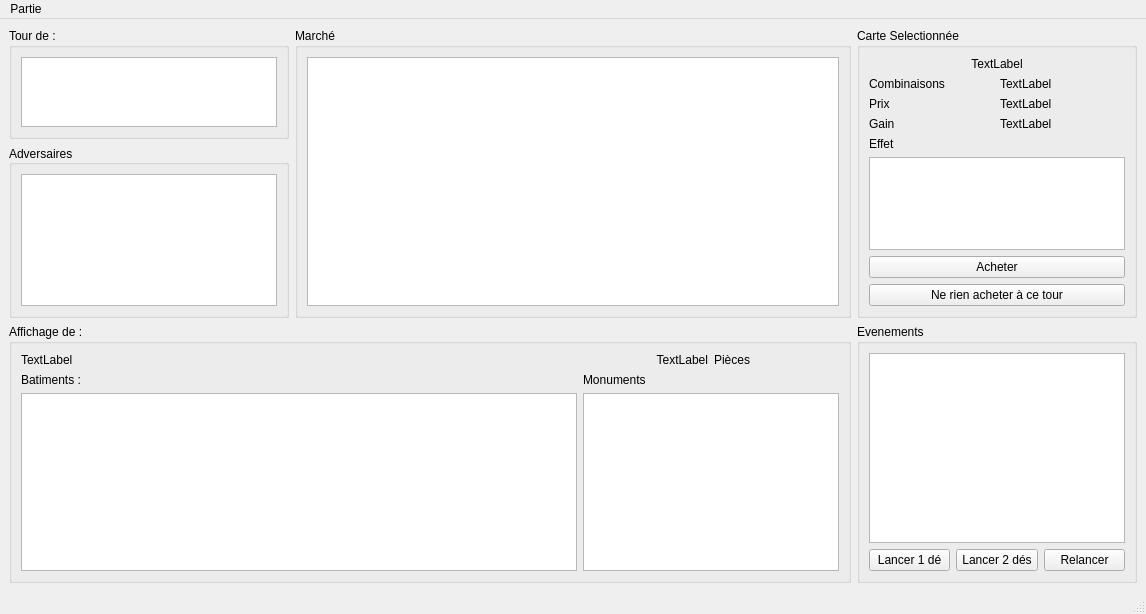
Above: gui/src/windowjeu.ui from LLrnz/Machi-Koro-Boardgame-Adaptation before the change. Below: the same form after it.
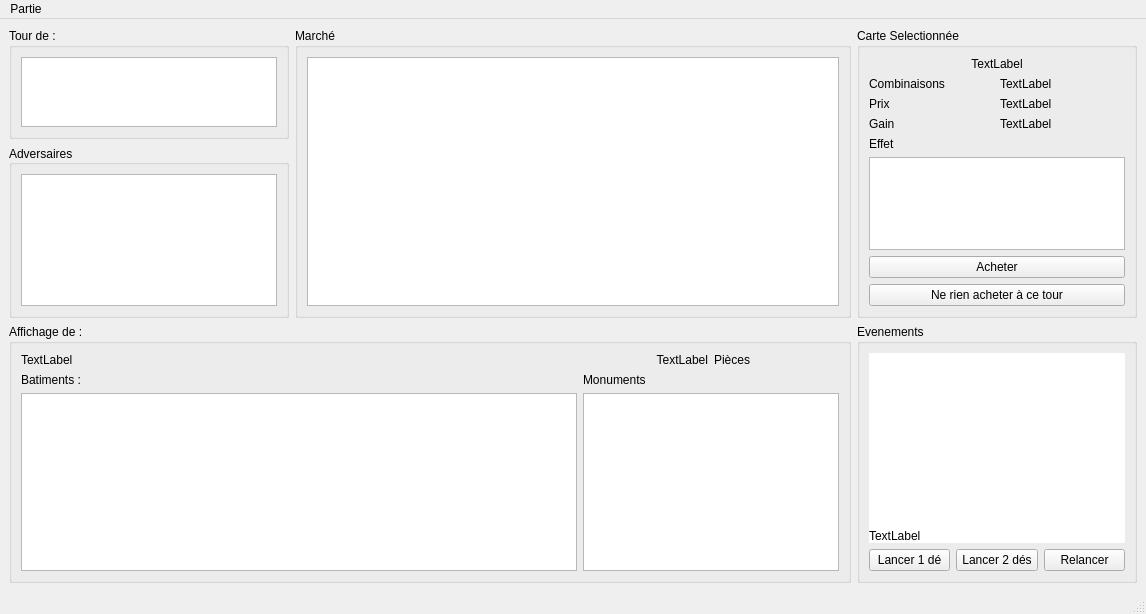
That is the form after the change.

```diff
--- a/gui/src/windowjeu.ui
+++ b/gui/src/windowjeu.ui
@@ -114,7 +114,21 @@
           </widget>
          </item>
          <item row="0" column="0" colspan="3">
-          <widget class="QTextBrowser" name="textConole"/>
+          <widget class="QLabel" name="texteConsole">
+           <property name="styleSheet">
+            <string notr="true">background-color : rgb(255, 255, 255);
+color : rgb(0,0,0)</string>
+           </property>
+           <property name="text">
+            <string>TextLabel</string>
+           </property>
+           <property name="textFormat">
+            <enum>Qt::RichText</enum>
+           </property>
+           <property name="alignment">
+            <set>Qt::AlignBottom|Qt::AlignLeading|Qt::AlignLeft</set>
+           </property>
+          </widget>
          </item>
          <item row="1" column="1">
           <widget class="QPushButton" name="pb2de">
```
